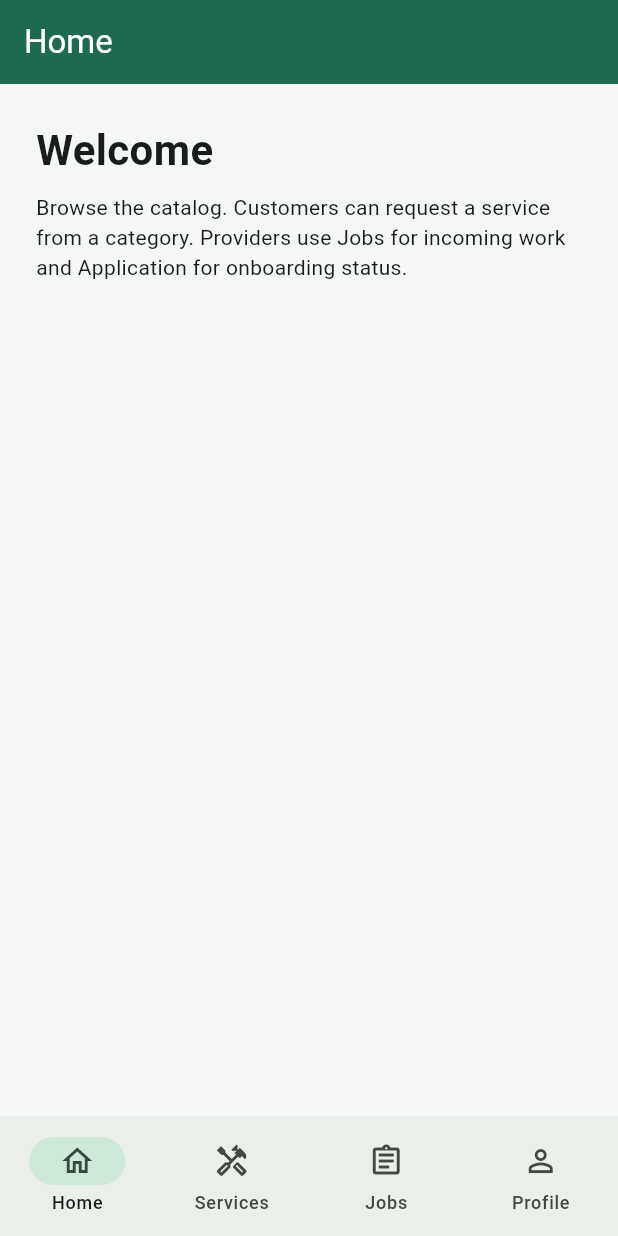
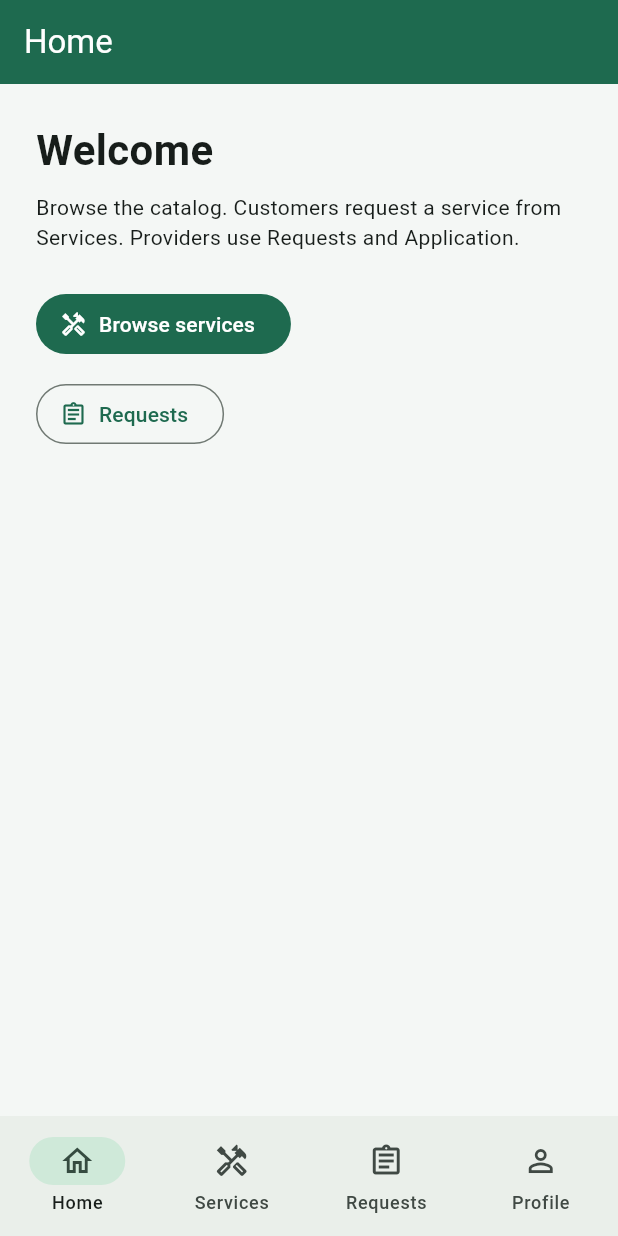
Before and after one commit to SradhaKS26/Projects, a Flutter app: the HomeScreen screen opened by its route, on a phone screen of 412 x 824 dp. Run offline on Flutter 3.47's test engine with Material 3 defaults, Android fonts, the phone set to English and light mode, and no system bars; our stand-ins replace dio, file_picker, flutter_riverpod, flutter_secure_storage, go_router; accounts and stored records are empty; network calls fail.

Commit message:
Show a Requests tab in the provider and customer shells
The bottom bar labeled the list Jobs, so it was easy to miss. Rename it to
Requests and add Home shortcuts so pending providers see the same tabs as
everyone else.

Co-authored-by: SradhaKS26 <SradhaKS26@users.noreply.github.com>

```diff
--- a/mobile/lib/core/routing/app_router.dart
+++ b/mobile/lib/core/routing/app_router.dart
@@ -95,7 +95,7 @@ class AppShell extends ConsumerWidget {
     final tabs = <_Tab>[
       const _Tab('/home', 'Home', Icons.home_outlined),
       const _Tab('/services', 'Services', Icons.handyman_outlined),
-      const _Tab('/jobs', 'Jobs', Icons.assignment_outlined),
+      const _Tab('/jobs', 'Requests', Icons.assignment_outlined),
     ];
     if (user?.isProvider == true) {
       tabs.add(const _Tab('/application', 'Application', Icons.badge_outlined));
--- a/mobile/lib/features/home/presentation/home_screen.dart
+++ b/mobile/lib/features/home/presentation/home_screen.dart
@@ -1,24 +1,48 @@
 import 'package:flutter/material.dart';
+import 'package:flutter_riverpod/flutter_riverpod.dart';
+import 'package:go_router/go_router.dart';
 
-class HomeScreen extends StatelessWidget {
+import '../../authentication/data/auth_repository.dart';
+
+class HomeScreen extends ConsumerWidget {
   const HomeScreen({super.key});
 
   @override
-  Widget build(BuildContext context) {
+  Widget build(BuildContext context, WidgetRef ref) {
+    final user = ref.watch(currentUserProvider).valueOrNull;
+    final isProvider = user?.isProvider == true;
+    final isCustomer = user?.isCustomer == true;
+
     return Scaffold(
       appBar: AppBar(title: const Text('Home')),
-      body: const Padding(
-        padding: EdgeInsets.all(24),
+      body: Padding(
+        padding: const EdgeInsets.all(24),
         child: Column(
           crossAxisAlignment: CrossAxisAlignment.start,
           children: [
-            Text(
+            const Text(
               'Welcome',
               style: TextStyle(fontSize: 28, fontWeight: FontWeight.w700),
             ),
-            SizedBox(height: 8),
+            const SizedBox(height: 8),
             Text(
-              'Browse the catalog. Customers can request a service from a category. Providers use Jobs for incoming work and Application for onboarding status.',
+              isProvider
+                  ? 'Browse the catalog as usual. Incoming work is on Requests. Your approval status is on Application.'
+                  : isCustomer
+                      ? 'Open Services, pick a type, and tap Request. Your requests are on the Requests tab.'
+                      : 'Browse the catalog. Customers request a service from Services. Providers use Requests and Application.',
+            ),
+            const SizedBox(height: 24),
+            FilledButton.icon(
+              onPressed: () => context.go('/services'),
+              icon: const Icon(Icons.handyman_outlined),
+              label: Text(isCustomer ? 'Request a service' : 'Browse services'),
+            ),
+            const SizedBox(height: 12),
+            OutlinedButton.icon(
+              onPressed: () => context.go('/jobs'),
+              icon: const Icon(Icons.assignment_outlined),
+              label: const Text('Requests'),
             ),
           ],
         ),
--- a/mobile/lib/features/providers/presentation/provider_application_screen.dart
+++ b/mobile/lib/features/providers/presentation/provider_application_screen.dart
@@ -216,8 +216,8 @@ class _ProviderApplicationScreenState
                                   profile.reviewReason != null
                               ? profile.reviewReason!
                               : profile.approvalStatus == 'approved'
-                                  ? 'You can receive work once you are available. Incoming jobs appear on the Jobs tab.'
-                                  : 'You can browse the app while this application is reviewed. Jobs become available after approval.',
+                                  ? 'You can receive work once you are available. Incoming jobs appear on the Requests tab.'
+                                  : 'You can browse the app while this application is reviewed. Requests become available after approval.',
                         ),
                       ),
                     ),
--- a/mobile/lib/features/requests/presentation/jobs_screen.dart
+++ b/mobile/lib/features/requests/presentation/jobs_screen.dart
@@ -15,7 +15,7 @@ class JobsScreen extends ConsumerWidget {
     final isCustomer = user?.isCustomer == true;
 
     return Scaffold(
-      appBar: AppBar(title: const Text('Jobs')),
+      appBar: AppBar(title: const Text('Requests')),
       body: RefreshIndicator(
         onRefresh: () async {
           ref.invalidate(myJobsProvider);
@@ -71,7 +71,7 @@ class JobsScreen extends ConsumerWidget {
               ),
             ],
             if (!isProvider && !isCustomer)
-              const Text('Sign in as a customer or provider to see jobs.'),
+              const Text('Sign in as a customer or provider to see requests.'),
           ],
         ),
       ),
```
Also changed, not shown: 4 other files.
